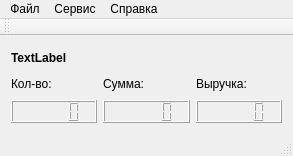
Old version of the form mainwindow.ui in the repository Ejik/ordersvi.
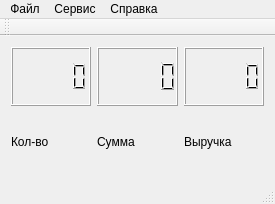
New version of the form. Icons and pictures are not drawn.

Patch:
```diff
--- a/mainwindow.ui
+++ b/mainwindow.ui
@@ -6,8 +6,8 @@
    <rect>
     <x>0</x>
     <y>0</y>
-    <width>293</width>
-    <height>156</height>
+    <width>275</width>
+    <height>204</height>
    </rect>
   </property>
   <property name="windowTitle">
@@ -19,73 +19,54 @@
   </property>
   <widget class="QWidget" name="centralWidget">
    <layout class="QGridLayout" name="gridLayout">
-    <item row="0" column="0" colspan="3">
-     <widget class="QLabel" name="currentUserLabel">
-      <property name="font">
-       <font>
-        <weight>75</weight>
-        <bold>true</bold>
-       </font>
+    <item row="0" column="0">
+     <widget class="QLCDNumber" name="lcdAmount">
+      <property name="frameShape">
+       <enum>QFrame::Box</enum>
       </property>
-      <property name="frameShadow">
-       <enum>QFrame::Plain</enum>
+      <property name="numDigits">
+       <number>5</number>
       </property>
-      <property name="text">
-       <string>TextLabel</string>
+     </widget>
+    </item>
+    <item row="0" column="1">
+     <widget class="QLCDNumber" name="lcdSum">
+      <property name="numDigits">
+       <number>5</number>
       </property>
-      <property name="wordWrap">
-       <bool>true</bool>
+      <property name="digitCount">
+       <number>5</number>
+      </property>
+     </widget>
+    </item>
+    <item row="0" column="2">
+     <widget class="QLCDNumber" name="lcdCash">
+      <property name="numDigits">
+       <number>5</number>
+      </property>
+      <property name="digitCount">
+       <number>5</number>
       </property>
      </widget>
     </item>
     <item row="1" column="0">
      <widget class="QLabel" name="label">
       <property name="text">
-       <string>Кол-во:</string>
+       <string>Кол-во</string>
       </property>
      </widget>
     </item>
     <item row="1" column="1">
      <widget class="QLabel" name="label_2">
       <property name="text">
-       <string>Сумма:</string>
+       <string>Сумма</string>
       </property>
      </widget>
     </item>
     <item row="1" column="2">
      <widget class="QLabel" name="label_3">
       <property name="text">
-       <string>Выручка:</string>
-      </property>
-     </widget>
-    </item>
-    <item row="2" column="0">
-     <widget class="QLCDNumber" name="lcdAmount">
-      <property name="frameShape">
-       <enum>QFrame::Box</enum>
-      </property>
-      <property name="numDigits">
-       <number>5</number>
-      </property>
-     </widget>
-    </item>
-    <item row="2" column="1">
-     <widget class="QLCDNumber" name="lcdSum">
-      <property name="numDigits">
-       <number>5</number>
-      </property>
-      <property name="digitCount">
-       <number>5</number>
-      </property>
-     </widget>
-    </item>
-    <item row="2" column="2">
-     <widget class="QLCDNumber" name="lcdCash">
-      <property name="numDigits">
-       <number>5</number>
-      </property>
-      <property name="digitCount">
-       <number>5</number>
+       <string>Выручка</string>
       </property>
      </widget>
     </item>
@@ -96,7 +77,7 @@
     <rect>
      <x>0</x>
      <y>0</y>
-     <width>293</width>
+     <width>275</width>
      <height>21</height>
     </rect>
    </property>
```
